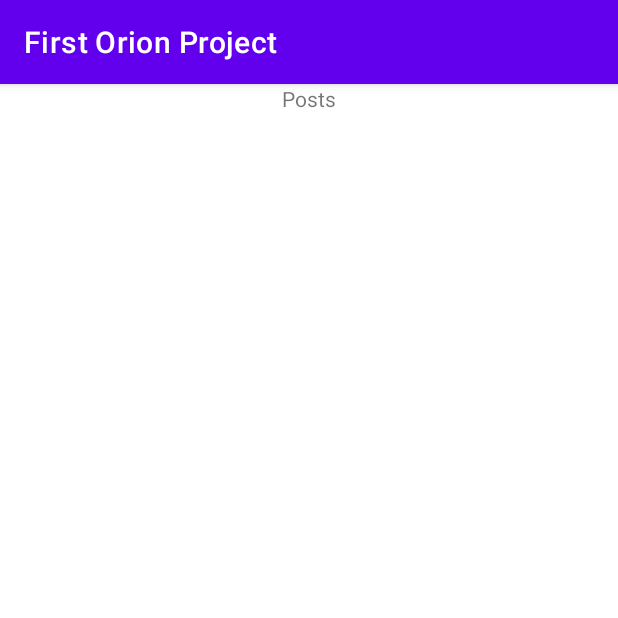
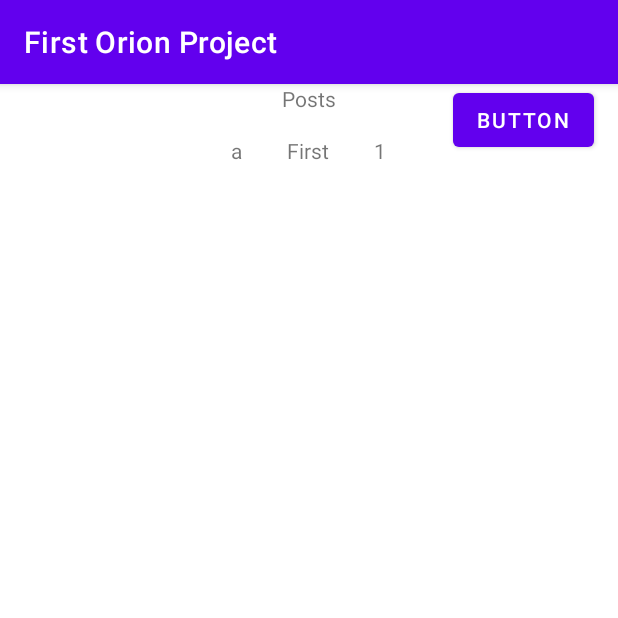
Before and after one commit to MichaelJahns/fo-AndroidBuild, an Android app: the screen it shows after launch (MainActivity), on a phone screen of 412 x 824 dp, the top half of it. Run offline under Robolectric (Android 15) with nearby library versions, the phone set to English and light mode, and no system bars; our stand-ins replace Room's generated code; 1 statement that could not run was skipped.

Commit message:
After hours of toil I am getting positive confirmation that my database, oberservers, and viewmodel seem to be working properly

```diff
--- a/app/src/main/java/com/firstorion/project/database/PostDatabase.kt
+++ b/app/src/main/java/com/firstorion/project/database/PostDatabase.kt
@@ -1,11 +1,15 @@
 package com.firstorion.project.database
 
-import android.app.Application
+import android.content.Context
 import androidx.room.Database
 import androidx.room.Room
 import androidx.room.RoomDatabase
+import androidx.sqlite.db.SupportSQLiteDatabase
 import com.firstorion.project.repo.post.IPostsDatabase
 import com.firstorion.project.repo.post.Post
+import kotlinx.coroutines.Dispatchers
+import kotlinx.coroutines.GlobalScope
+import kotlinx.coroutines.launch
 
 @Database(entities = [(Post::class)], version = 1)
 abstract class PostDatabase : RoomDatabase() {
@@ -16,22 +20,36 @@ abstract class PostDatabase : RoomDatabase() {
         @Volatile
         private var INSTANCE: PostDatabase ?= null
 
-        fun getInstance(application: Application): PostDatabase{
+        fun getInstance(context: Context): PostDatabase{
             synchronized(this){
                 var instance = INSTANCE
 
                 if(instance == null){
                     instance = Room.databaseBuilder(
-                        application,
+                        context,
                         PostDatabase::class.java,
                         "post_database"
                     )
                         .fallbackToDestructiveMigration()
+                        .addCallback(seedDatabaseCallback(context))
                         .build()
                     INSTANCE = instance
                 }
                 return instance
             }
         }
+        private fun seedDatabaseCallback(context: Context) : Callback {
+            return object : Callback() {
+                override fun onCreate(db: SupportSQLiteDatabase) {
+                    super.onCreate(db)
+                    GlobalScope.launch(Dispatchers.IO){
+                        val postDao = getInstance(context)!!.postDao()
+                        postDao.insertPost(Post(0,0,"First", "a"))
+                        postDao.insertPost(Post(1,1,"Second", "b"))
+                        postDao.insertPost(Post(2,2,"Third", "c"))
+                    }
+                }
+            }
+        }
     }
 }
--- a/app/src/main/java/com/firstorion/project/repo/post/IPostsDatabase.kt
+++ b/app/src/main/java/com/firstorion/project/repo/post/IPostsDatabase.kt
@@ -1,10 +1,7 @@
 package com.firstorion.project.repo.post
 
 import androidx.lifecycle.LiveData
-import androidx.room.Dao
-import androidx.room.Insert
-import androidx.room.OnConflictStrategy
-import androidx.room.Query
+import androidx.room.*
 
 
 /**
@@ -18,4 +15,12 @@ interface IPostsDatabase {
     @Query("SELECT * FROM post_table")
     fun getAllPosts(): LiveData<List<Post>>
 
+    @Insert
+    suspend fun insertPost(post: Post)
+
+    @Insert(onConflict = OnConflictStrategy.REPLACE)
+    suspend fun insertListOfPosts(postList: List<Post>)
+
+    @Query("DELETE FROM post_table")
+    suspend fun deleteAllPosts()
 }
--- a/app/src/main/java/com/firstorion/project/repo/post/PostRepository.kt
+++ b/app/src/main/java/com/firstorion/project/repo/post/PostRepository.kt
@@ -19,11 +19,11 @@ class PostRepository(application: Application) : IPostsRepo {
         return postDao.getAllPosts()
     }
 
-    override fun uploadPost(userId: Int, body: String, title: String) {
-        TODO("Not yet implemented")
+    override suspend fun uploadPost(userId: Int, body: String, title: String) {
+        postDao.insertPost(Post(userId, 100 ,body, title))
     }
 
-    override fun deleteAllPosts() {
-        TODO("Not yet implemented")
+    override suspend fun deleteAllPosts() {
+        postDao.deleteAllPosts()
     }
 }
--- a/app/src/main/java/com/firstorion/project/ui/post/PostsFragment.kt
+++ b/app/src/main/java/com/firstorion/project/ui/post/PostsFragment.kt
@@ -5,11 +5,10 @@ import android.util.Log
 import android.view.LayoutInflater
 import android.view.View
 import android.view.ViewGroup
+import android.widget.Button
 import androidx.fragment.app.Fragment
 import androidx.lifecycle.Observer
-import androidx.lifecycle.ViewModel
 import androidx.lifecycle.ViewModelProvider
-import androidx.lifecycle.ViewModelProviders
 import androidx.recyclerview.widget.LinearLayoutManager
 import androidx.recyclerview.widget.RecyclerView
 import com.firstorion.project.R
@@ -17,6 +16,9 @@ import com.firstorion.project.repo.post.Post
 import com.firstorion.project.util.PostsViewModelFactory
 import com.firstorion.project.util.Toaster
 import com.firstorion.project.viewmodel.post.PostsViewModel
+import kotlinx.coroutines.CoroutineScope
+import kotlinx.coroutines.GlobalScope
+import kotlinx.coroutines.launch
 
 class PostsFragment : Fragment(), PostsRVAdapter.OnPostClickedListener {
 
@@ -25,29 +27,38 @@ class PostsFragment : Fragment(), PostsRVAdapter.OnPostClickedListener {
     private lateinit var postsViewModelFactory: PostsViewModelFactory
 //    XML Views
     private lateinit var recyclerView: RecyclerView
+    private lateinit var testButton: Button
 
     override fun onCreateView(
         inflater: LayoutInflater, container: ViewGroup?,
         savedInstanceState: Bundle?
     ): View? {
         val view = inflater.inflate(R.layout.fragment_posts, container, false)
-        val list: List<Post> = getDumbyData()
-        bindUI(view)
-        postsAdapter = PostsRVAdapter(this, list)
         postsViewModelFactory = PostsViewModelFactory(activity!!.application)
         postViewModel = ViewModelProvider(this, postsViewModelFactory).get(PostsViewModel::class.java)
+        bindUI(view)
         setupObservers()
         return view
     }
 
     private fun setupObservers() {
        postViewModel.getAllPosts().observe(viewLifecycleOwner, Observer<List<Post>> { postList ->
-           Log.e("POSTFRAG", postList.toString())
            setupRecyclerView(postList)
+           Log.e("POSTFRAG", "Setup Observers")
+           if(postList.isNotEmpty()){
+               Log.e("POSTFRAG", postList[0].title)
+           }
        })
     }
 
     private fun bindUI(view: View){
+        testButton = view.findViewById(R.id.button)
+        testButton.setOnClickListener(View.OnClickListener {
+            Toaster.futureToast(activity!!.applicationContext);
+            GlobalScope.launch {
+                postViewModel.insertPost()
+            }
+        })
         recyclerView = view.findViewById(R.id.postsRecyclerView)
     }
     private fun setupRecyclerView(postList: List<Post>){
@@ -63,11 +74,5 @@ class PostsFragment : Fragment(), PostsRVAdapter.OnPostClickedListener {
 //        get UserInfo from userID
 //        Navigate away from this activity to another
     }
-    private fun getDumbyData(): List<Post>{
-        val p1 = Post(0,0,"First", "a")
-        val p2 = Post(1,1,"Second", "b")
-        val p3 = Post(2,2,"Third", "c")
-        return listOf(p1, p2, p3)
-    }
 
 }
--- a/app/src/main/java/com/firstorion/project/util/Toaster.kt
+++ b/app/src/main/java/com/firstorion/project/util/Toaster.kt
@@ -4,6 +4,10 @@ import android.content.Context
 import android.widget.Toast
 
 object Toaster {
+
+    fun makeToast(context: Context, message: String){
+        Toast.makeText(context, message, Toast.LENGTH_SHORT).show()
+    }
     fun futureToast(context: Context){
         Toast.makeText(context, "Future Feature", Toast.LENGTH_SHORT).show()
     }
--- a/app/src/main/java/com/firstorion/project/viewmodel/post/IPostsRepo.kt
+++ b/app/src/main/java/com/firstorion/project/viewmodel/post/IPostsRepo.kt
@@ -19,7 +19,7 @@ import com.firstorion.project.repo.post.Post
 interface IPostsRepo {
 
     fun getAllPosts(): LiveData<List<Post>>
-    fun uploadPost(userId: Int, body: String, title: String)
-    fun deleteAllPosts()
+    suspend fun uploadPost(userId: Int, body: String, title: String)
+    suspend fun deleteAllPosts()
 
 }
--- a/app/src/main/java/com/firstorion/project/viewmodel/post/PostsViewModel.kt
+++ b/app/src/main/java/com/firstorion/project/viewmodel/post/PostsViewModel.kt
@@ -13,13 +13,13 @@ import com.firstorion.project.repo.post.PostRepository
  * Please do not remove postsRepo from the constructor.
  * */
 class PostsViewModel(application: Application) : ViewModel() {
-    lateinit var postsRepo: PostRepository
-    init{
-        postsRepo = PostRepository(application)
-    }
+    var postsRepo: PostRepository = PostRepository(application)
 
     fun getAllPosts(): LiveData<List<Post>> {
         return postsRepo.getAllPosts()
+    }
+    suspend fun insertPost(){
+        postsRepo.uploadPost(10, "Or maybe something old", "Dreaming of something new")
     }
     fun getPostsFromApi(){
         // TODO Add your implementation here
--- a/app/src/main/res/layout/fragment_posts.xml
+++ b/app/src/main/res/layout/fragment_posts.xml
@@ -22,7 +22,21 @@
         app:layout_constraintBottom_toBottomOf="parent"
         app:layout_constraintEnd_toEndOf="parent"
         app:layout_constraintStart_toStartOf="parent"
-        app:layout_constraintTop_toBottomOf="@+id/textView" />
+        app:layout_constraintTop_toBottomOf="@+id/textView">
+
+    </androidx.recyclerview.widget.RecyclerView>
+
+    <Button
+        android:id="@+id/button"
+        android:layout_width="wrap_content"
+        android:layout_height="wrap_content"
+        android:text="Button"
+        app:layout_constraintBottom_toTopOf="@+id/postsRecyclerView"
+        app:layout_constraintEnd_toEndOf="parent"
+        app:layout_constraintHorizontal_bias="0.829"
+        app:layout_constraintStart_toEndOf="@+id/textView"
+        app:layout_constraintTop_toTopOf="parent"
+        app:layout_constraintVertical_bias="0.0" />
 
 
 </androidx.constraintlayout.widget.ConstraintLayout>
```
